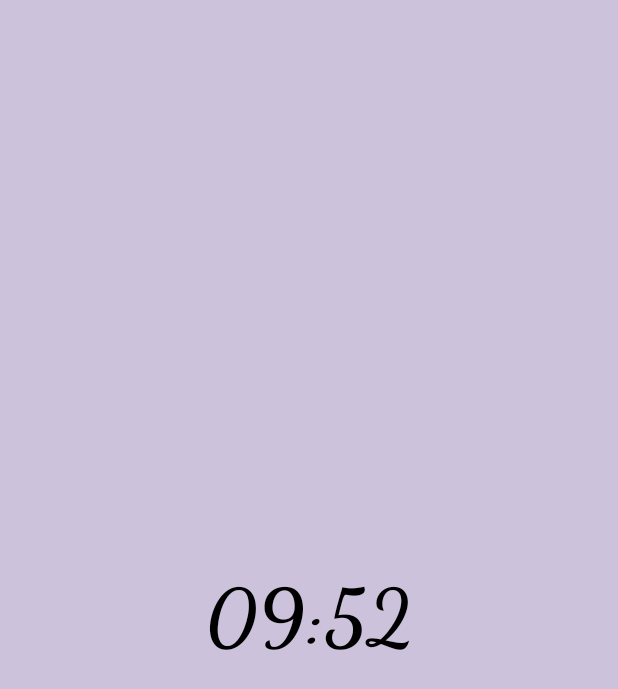
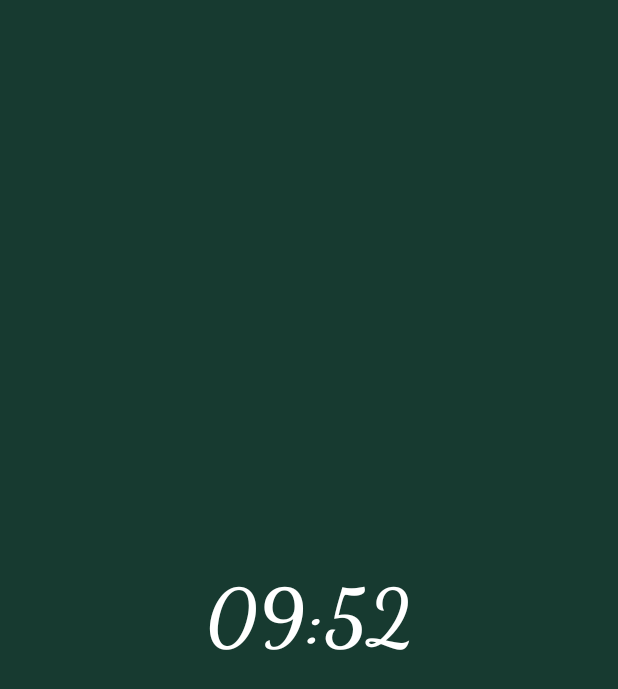
Before and after one commit to GraemeRG/MSG_PomoTimer, an Android app built with Jetpack Compose: the screen it shows after launch (MainActivity), on a phone screen of 412 x 824 dp. Shown: the top 689 px of the screen. Run offline under Robolectric (Android 15) with nearby library versions, the phone set to English and light mode, and no system bars; our stand-ins replace livedata-compose.

Commit message:
Added Hexclock idea to background

```diff
--- a/app/build.gradle
+++ b/app/build.gradle
@@ -64,4 +64,7 @@ dependencies {
 
     // Koin
     implementation 'io.insert-koin:koin-android:3.1.2'
+
+    // Joda Time
+    implementation group: 'joda-time', name: 'joda-time', version: '2.10.13'
 }
--- a/app/src/main/java/com/mobilesummergames/pomotimer1/MainActivity.kt
+++ b/app/src/main/java/com/mobilesummergames/pomotimer1/MainActivity.kt
@@ -13,6 +13,7 @@ import androidx.compose.runtime.Composable
 import androidx.compose.runtime.livedata.observeAsState
 import androidx.compose.ui.Alignment
 import androidx.compose.ui.Modifier
+import androidx.compose.ui.graphics.Color
 import androidx.compose.ui.text.font.FontWeight
 import androidx.compose.ui.tooling.preview.Preview
 import androidx.compose.ui.unit.sp
@@ -29,9 +30,10 @@ class MainActivity : ComponentActivity() {
         setContent {
             PomoTimer1Theme {
                 // A surface container using the 'background' color from the theme
+                val backgroundColor = timerViewModel.backgroundColor.observeAsState()
                 Surface(
                     modifier = Modifier.fillMaxSize(),
-                    color = PurpleGrey80
+                    color = backgroundColor.value ?: PurpleGrey80
                 ) {
                     Column(
                         verticalArrangement = Arrangement.Center,
@@ -54,7 +56,7 @@ class MainActivity : ComponentActivity() {
 @Composable
 fun MainTimer(viewModel: TimerViewModel, modifier: Modifier = Modifier) {
     val timeRemaining = viewModel.timeRemainingOutput.observeAsState()
-    Text(text = "${timeRemaining.value}", fontSize = 52.sp, fontFamily = dancingScript, fontWeight = FontWeight.Bold)
+    Text(text = "${timeRemaining.value}", color = Color.White, fontSize = 52.sp, fontFamily = dancingScript, fontWeight = FontWeight.Bold)
 }
 
 @Preview(showBackground = true)
--- a/app/src/main/java/com/mobilesummergames/pomotimer1/TimerViewModel.kt
+++ b/app/src/main/java/com/mobilesummergames/pomotimer1/TimerViewModel.kt
@@ -2,28 +2,30 @@ package com.mobilesummergames.pomotimer1
 
 import android.os.CountDownTimer
 import android.util.Log
+import androidx.compose.ui.graphics.Color
 import androidx.lifecycle.MutableLiveData
 import androidx.lifecycle.ViewModel
+import com.mobilesummergames.pomotimer1.ui.theme.Purple80
+import com.mobilesummergames.pomotimer1.ui.theme.PurpleGrey80
+import org.joda.time.DateTime
+import org.joda.time.format.DateTimeFormat
+import org.joda.time.format.DateTimeFormatter
 
 class TimerViewModel : ViewModel() {
-    lateinit var timer: CountDownTimer
-    var timerLength = 600L
-    var timerState: TimerState = TimerState.STOPPED
-    var secondsRemaining = 0L
+    private lateinit var timer: CountDownTimer
+    private var timerLength = 600L
+    private var timerState: TimerState = TimerState.STOPPED
+    private var secondsRemaining = 0L
+
     val timeRemainingOutput = MutableLiveData<String>()
+    val backgroundColor = MutableLiveData(Purple80)
 
     fun initTimer() {
         timerState = TimerState.RUNNING
         timer = object : CountDownTimer(timerLength * secondInMills, secondInMills) {
             override fun onTick(timeRemaining: Long) {
-                secondsRemaining = timeRemaining / secondInMills
-                val minutesInSecondsRemaining = secondsRemaining / 60
-                val secondsInMinuteRemaining = secondsRemaining - minutesInSecondsRemaining * 60
-                val asStringValues = Pair(
-                    formatForDisplay(minutesInSecondsRemaining),
-                    formatForDisplay(secondsInMinuteRemaining)
-                )
-                timeRemainingOutput.postValue("${asStringValues.first}:${asStringValues.second}")
+                adjustTimeRemaining(timeRemaining)
+                updateBackgroundColour()
 
                 Log.d("LISTEN!", "Seconds Remaining: $secondsRemaining")
             }
@@ -34,13 +36,39 @@ class TimerViewModel : ViewModel() {
         }
     }
 
+    fun startTimer() {
+        timer.start()
+    }
+
+    private fun adjustTimeRemaining(timeRemaining: Long) {
+        secondsRemaining = timeRemaining / secondInMills
+        val minutesInSecondsRemaining = secondsRemaining / 60
+        val secondsInMinuteRemaining = secondsRemaining - minutesInSecondsRemaining * 60
+        val asStringValues = Pair(
+            formatForDisplay(minutesInSecondsRemaining),
+            formatForDisplay(secondsInMinuteRemaining)
+        )
+        timeRemainingOutput.postValue("${asStringValues.first}:${asStringValues.second}")
+    }
+
     private fun formatForDisplay(timeValue: Long): String {
         val asString = timeValue.toString()
         return if (asString.length < 2) "0$asString" else asString
     }
 
-    fun startTimer() {
-        timer.start()
+    private fun updateBackgroundColour() {
+        backgroundColor
+            .postValue(
+                DateTime
+                    .now()
+                    .let {
+                        Color(
+                            red = it.hourOfDay,
+                            green = it.minuteOfHour,
+                            blue = it.secondOfMinute
+                        )
+                    }
+            )
     }
 
     private fun stopTimer() {
```
